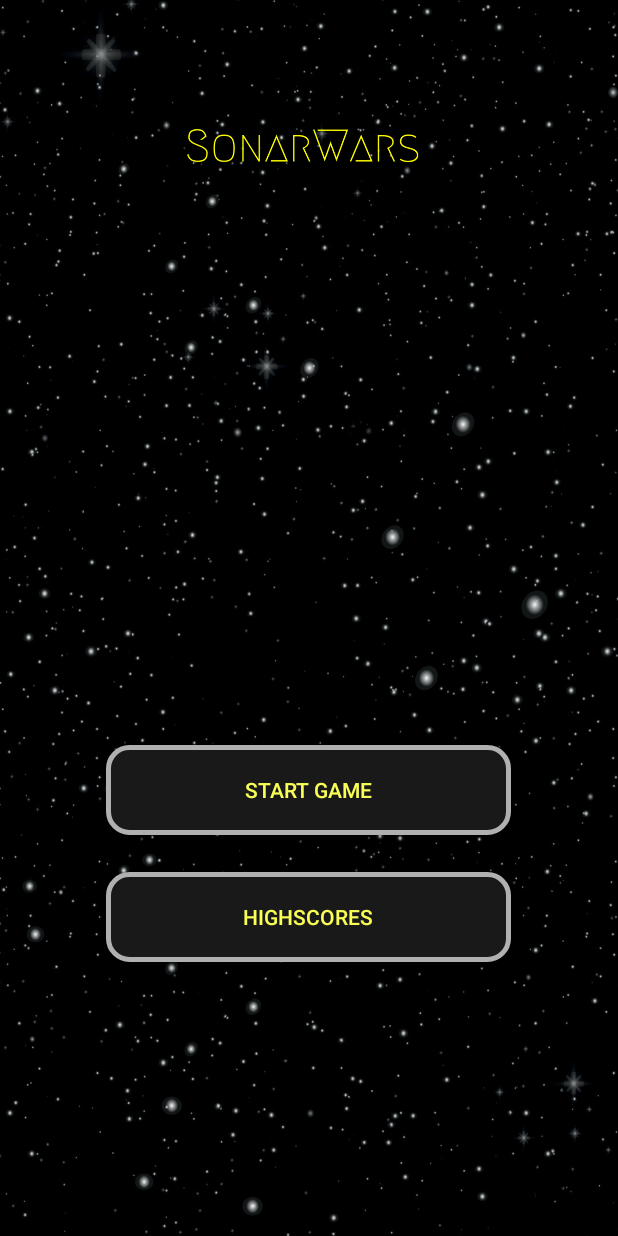
After one commit to davidjungermann/SonarWars, an Android app: the MenuActivity screen opened directly, with no data from a screen before it, on a phone screen of 412 x 824 dp. The commit adds this screen. Run offline under Robolectric (Android 15) with nearby library versions, the phone set to English and light mode, and no system bars.

Commit message:
Menu structure working

```diff
--- a/app/src/main/AndroidManifest.xml
+++ b/app/src/main/AndroidManifest.xml
@@ -9,17 +9,25 @@
         android:roundIcon="@mipmap/ic_launcher_round"
         android:supportsRtl="true"
         android:theme="@style/AppTheme">
-        <activity android:name=".SplashScreenActivity">
+        <activity android:name=".MenuActivity"
             android:configChanges="orientation"
             android:screenOrientation="portrait"
+            android:theme="@style/Theme.AppCompat.Light.NoActionBar">
+            </activity>
+        <activity
+            android:name=".SplashScreenActivity"
+            android:configChanges="orientation"
+            android:screenOrientation="portrait">
             <intent-filter>
-                <action android:name="android.intent.action.MAIN" />'
+                <action android:name="android.intent.action.MAIN" />
                 <category android:name="android.intent.category.LAUNCHER" />
             </intent-filter>
-            </activity>
-        <activity android:name=".MainActivity">
+        </activity>
+        <activity
+            android:name=".MainActivity"
             android:configChanges="orientation"
             android:screenOrientation="portrait"
-        </activity>
+            android:theme="@style/Theme.AppCompat.Light.NoActionBar"></activity>
     </application>
+
 </manifest>
--- /dev/null
+++ b/app/src/main/java/com/example/myapplication/MenuActivity.java
@@ -0,0 +1,28 @@
+package com.example.myapplication;
+
+import android.content.Intent;
+import android.support.v7.app.AppCompatActivity;
+import android.os.Bundle;
+import android.view.View;
+import android.widget.Button;
+
+public class MenuActivity extends AppCompatActivity {
+
+    @Override
+    protected void onCreate(Bundle savedInstanceState) {
+        super.onCreate(savedInstanceState);
+        setContentView(R.layout.activity_menu2);
+        Button playGame = findViewById(R.id.button2);
+
+        playGame.setOnClickListener(new View.OnClickListener(){
+            public void onClick(View v){
+                startActivity(new Intent(MenuActivity.this, MainActivity.class));
+            }
+        });
+    }
+
+    private void openGame(){
+        Intent intent = new Intent(this, MainActivity.class);
+        startActivity(intent);
+    }
+}
--- a/app/src/main/java/com/example/myapplication/SplashScreenActivity.java
+++ b/app/src/main/java/com/example/myapplication/SplashScreenActivity.java
@@ -28,7 +28,7 @@ public class SplashScreenActivity extends AppCompatActivity {
             } catch(InterruptedException e){
                 e.printStackTrace();
             }
-            Intent intent = new Intent(SplashScreenActivity.this, MainActivity.class);
+            Intent intent = new Intent(SplashScreenActivity.this, MenuActivity.class);
             startActivity(intent);
             SplashScreenActivity.this.finish();
         }
--- /dev/null
+++ b/app/src/main/res/drawable/roundedbutton.xml
@@ -0,0 +1,23 @@
+<?xml version="1.0" encoding="utf-8"?>
+<shape xmlns:android="http://schemas.android.com/apk/res/android" android:shape="rectangle" >
+    <corners
+        android:radius="14dp"
+        />
+    <solid
+        android:color="#191919"
+        />
+    <padding
+        android:left="0dp"
+        android:top="0dp"
+        android:right="0dp"
+        android:bottom="0dp"
+        />
+    <size
+        android:width="270dp"
+        android:height="60dp"
+        />
+    <stroke
+        android:width="3dp"
+        android:color="#B0B0B0"
+        />
+</shape>
--- /dev/null
+++ b/app/src/main/res/layout/activity_menu2.xml
@@ -0,0 +1,64 @@
+<?xml version="1.0" encoding="utf-8"?>
+<android.support.constraint.ConstraintLayout xmlns:android="http://schemas.android.com/apk/res/android"
+    xmlns:app="http://schemas.android.com/apk/res-auto"
+    xmlns:tools="http://schemas.android.com/tools"
+    android:layout_width="match_parent"
+    android:layout_height="match_parent"
+    android:background="@drawable/background"
+    android:screenOrientation="portrait"
+    tools:context=".MenuActivity">
+
+    <ImageView
+        android:id="@+id/imageView"
+        android:layout_width="319dp"
+        android:layout_height="228dp"
+        android:layout_marginStart="8dp"
+        android:layout_marginLeft="8dp"
+        android:layout_marginTop="8dp"
+        android:layout_marginEnd="8dp"
+        android:layout_marginRight="8dp"
+        app:layout_constraintEnd_toEndOf="parent"
+        app:layout_constraintStart_toStartOf="parent"
+        app:layout_constraintTop_toTopOf="parent"
+        app:srcCompat="@drawable/logo2" />
+
+    <Button
+        android:id="@+id/button"
+        android:layout_width="wrap_content"
+        android:layout_height="wrap_content"
+        android:layout_marginStart="8dp"
+        android:layout_marginLeft="8dp"
+        android:layout_marginTop="8dp"
+        android:layout_marginEnd="8dp"
+        android:layout_marginRight="8dp"
+        android:layout_marginBottom="8dp"
+        android:background="@drawable/roundedbutton"
+        android:text="Highscores"
+        android:textColor="#F9FF54"
+        app:layout_constraintBottom_toBottomOf="parent"
+        app:layout_constraintEnd_toEndOf="parent"
+        app:layout_constraintHorizontal_bias="0.498"
+        app:layout_constraintStart_toStartOf="parent"
+        app:layout_constraintTop_toBottomOf="@+id/button2"
+        app:layout_constraintVertical_bias="0.086" />
+
+    <Button
+        android:id="@+id/button2"
+        android:layout_width="wrap_content"
+        android:layout_height="wrap_content"
+        android:layout_marginStart="8dp"
+        android:layout_marginLeft="8dp"
+        android:layout_marginTop="8dp"
+        android:layout_marginEnd="8dp"
+        android:layout_marginRight="8dp"
+        android:layout_marginBottom="8dp"
+        android:background="@drawable/roundedbutton"
+        android:text="Start Game"
+        android:textColor="#F9FF54"
+        app:layout_constraintBottom_toBottomOf="parent"
+        app:layout_constraintEnd_toEndOf="parent"
+        app:layout_constraintHorizontal_bias="0.498"
+        app:layout_constraintStart_toStartOf="parent"
+        app:layout_constraintTop_toTopOf="parent"
+        app:layout_constraintVertical_bias="0.653" />
+</android.support.constraint.ConstraintLayout>
--- a/app/src/main/res/layout/activity_splash_screen.xml
+++ b/app/src/main/res/layout/activity_splash_screen.xml
@@ -4,22 +4,17 @@
     xmlns:tools="http://schemas.android.com/tools"
     android:layout_width="match_parent"
     android:layout_height="match_parent"
-    tools:context=".SplashScreenActivity"
     android:background="@drawable/background"
-    android:screenOrientation="portrait">
+    android:screenOrientation="portrait"
+    tools:context=".SplashScreenActivity">
 
     <ImageView
         android:id="@+id/imageView"
-        android:layout_width="280dp"
-        android:layout_height="582dp"
-        android:layout_marginStart="8dp"
-        android:layout_marginLeft="8dp"
+        android:layout_width="319dp"
+        android:layout_height="228dp"
         android:layout_marginTop="8dp"
-        android:layout_marginEnd="8dp"
-        android:layout_marginRight="8dp"
-        android:layout_marginBottom="8dp"
-        app:layout_constraintBottom_toBottomOf="parent"
         app:layout_constraintEnd_toEndOf="parent"
+        app:layout_constraintHorizontal_bias="0.5"
         app:layout_constraintStart_toStartOf="parent"
         app:layout_constraintTop_toTopOf="parent"
         app:srcCompat="@drawable/logo2" />
```
Also changed, not shown: app/src/main/res/drawable/test.png (added).
